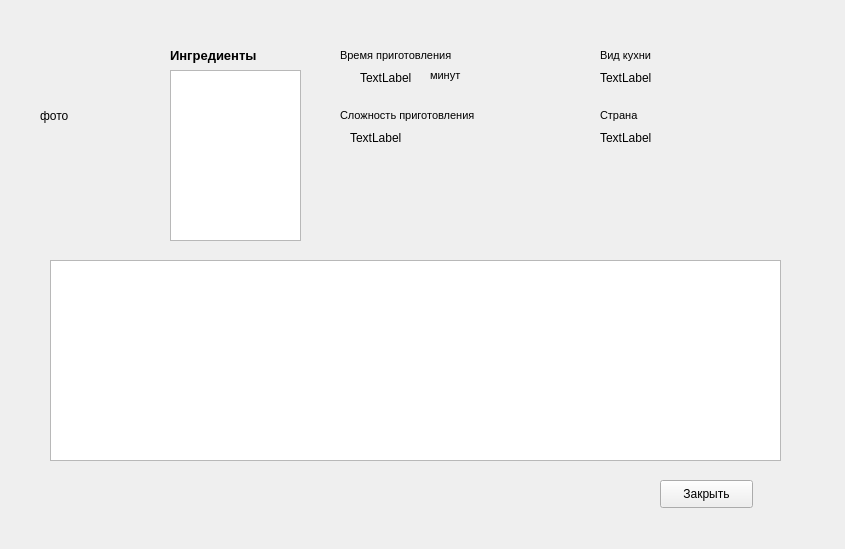
Alina1999mikh/AppForRecipe, file viewrecipe.ui: the form before one commit.
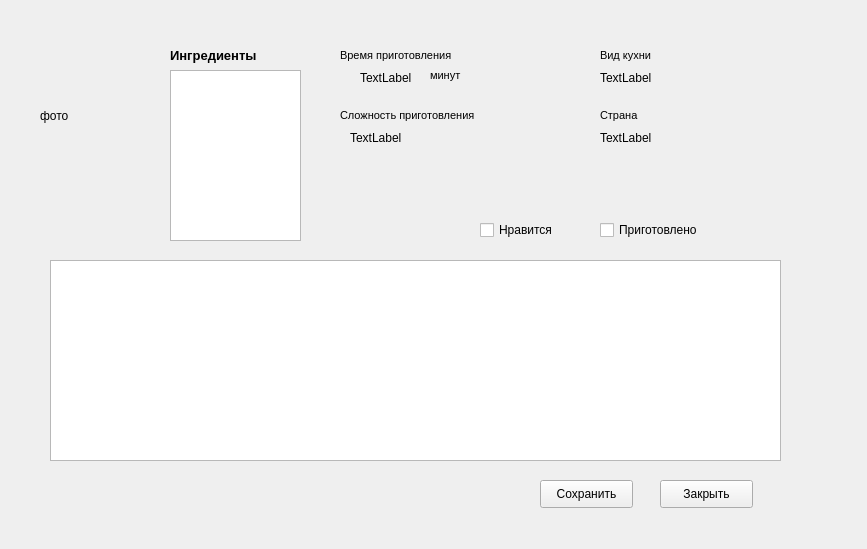
The form after the commit.

```diff
--- a/viewrecipe.ui
+++ b/viewrecipe.ui
@@ -6,7 +6,7 @@
    <rect>
     <x>0</x>
     <y>0</y>
-    <width>845</width>
+    <width>867</width>
     <height>549</height>
    </rect>
   </property>
@@ -241,6 +241,45 @@
     <string>TextLabel</string>
    </property>
   </widget>
+  <widget class="QCheckBox" name="checkBox">
+   <property name="geometry">
+    <rect>
+     <x>480</x>
+     <y>220</y>
+     <width>81</width>
+     <height>20</height>
+    </rect>
+   </property>
+   <property name="text">
+    <string>Нравится</string>
+   </property>
+  </widget>
+  <widget class="QCheckBox" name="checkBox_2">
+   <property name="geometry">
+    <rect>
+     <x>600</x>
+     <y>220</y>
+     <width>111</width>
+     <height>20</height>
+    </rect>
+   </property>
+   <property name="text">
+    <string>Приготовлено</string>
+   </property>
+  </widget>
+  <widget class="QPushButton" name="pushButton_2">
+   <property name="geometry">
+    <rect>
+     <x>540</x>
+     <y>480</y>
+     <width>93</width>
+     <height>28</height>
+    </rect>
+   </property>
+   <property name="text">
+    <string>Сохранить</string>
+   </property>
+  </widget>
  </widget>
  <resources/>
  <connections/>
```
